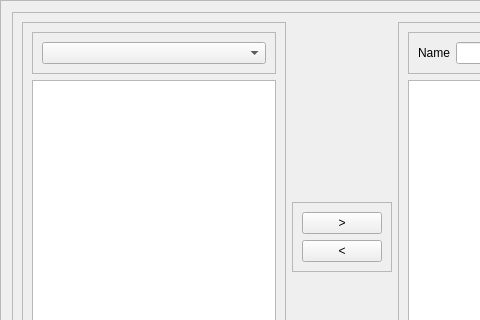
First picture: the form in librecad/src/ui/generic/widgetcreator.ui, repository LibreCAD/LibreCAD, before the edit; both pictures show x 0 to 480 and y 0 to 320 of the 684 by 522 pixel window.
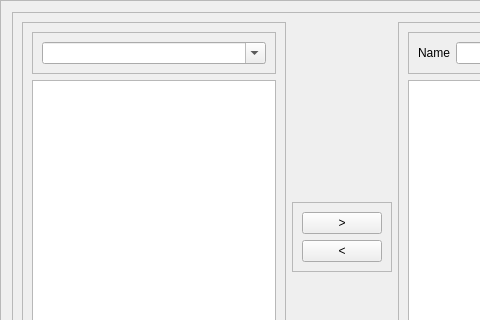
Second picture: the form after the edit. Custom widgets are drawn as their Qt base class.

Diff of the .ui file:
```diff
--- a/librecad/src/ui/generic/widgetcreator.ui
+++ b/librecad/src/ui/generic/widgetcreator.ui
@@ -48,7 +48,17 @@
            </property>
            <layout class="QHBoxLayout" name="horizontalLayout_4">
             <item>
-             <widget class="QComboBox" name="categories_combobox"/>
+             <widget class="QComboBox" name="categories_combobox">
+              <property name="sizePolicy">
+               <sizepolicy hsizetype="Preferred" vsizetype="Fixed">
+                <horstretch>3</horstretch>
+                <verstretch>0</verstretch>
+               </sizepolicy>
+              </property>
+              <property name="editable">
+               <bool>true</bool>
+              </property>
+             </widget>
             </item>
            </layout>
           </widget>
```
